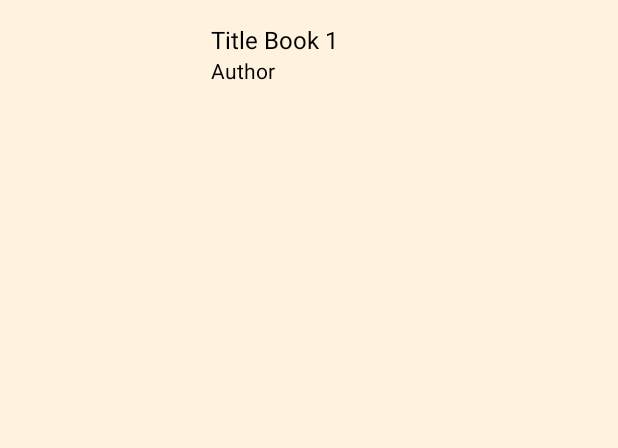
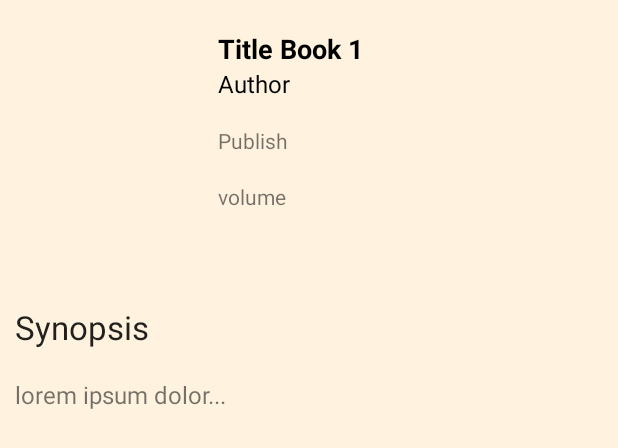
Before and after one commit to francisceioseph/BookBoard, an Android app: the layout info_book.xml on its own in the app's theme, with its tools: preview values and no code run, on a phone screen of 412 x 824 dp. Shown: the top 448 px of the screen. Run offline under Robolectric (Android 15) with nearby library versions, the phone set to English and light mode, and no system bars.

Commit message:
Inserção de outros textviews na tela. :D

```diff
--- a/app/src/main/java/br/edu/ifce/engcomp/psi/bookboard/InfoBookActivity.java
+++ b/app/src/main/java/br/edu/ifce/engcomp/psi/bookboard/InfoBookActivity.java
@@ -15,20 +15,23 @@ import br.edu.ifce.engcomp.psi.model.Book;
  * Created by FAMÍLIA on 01/04/2015.
  */
 public class InfoBookActivity extends Activity {
-
-
     private String titleBook,author;
     private Bitmap bitmap;
-    TextView titleTextView,authorTextView;
+    TextView titleTextView,authorTextView, publisherTextView, volumeTextView, synopsysTextView;
     ImageView folderImageView;
 
     @Override
     protected void onCreate(Bundle saveInstanceBundle) {
         super.onCreate(saveInstanceBundle);
         setContentView(R.layout.info_book);
-        titleTextView = (TextView)findViewById(R.id.infoTextView1);
-        authorTextView = (TextView)findViewById(R.id.infoTextView2);
-        folderImageView = (ImageView)findViewById(R.id.infoImageView1);
+
+        titleTextView       = (TextView) findViewById(R.id.infoTextView1);
+        authorTextView      = (TextView) findViewById(R.id.infoTextView2);
+        publisherTextView   = (TextView) findViewById(R.id.publish);
+        volumeTextView      = (TextView) findViewById(R.id.volume);
+        synopsysTextView    = (TextView) findViewById(R.id.synopsisText);
+
+        folderImageView     = (ImageView)findViewById(R.id.infoImageView1);
 
         Intent currentIntent = getIntent();
         Bundle extras = currentIntent.getExtras();
@@ -38,6 +41,9 @@ public class InfoBookActivity extends Activity {
 
             titleTextView.setText(book.getTitle());
             authorTextView.setText(book.getTitle());
+            publisherTextView.setText(book.getPublisher());
+            volumeTextView.setText(String.format("Volume: %d", book.getVolume()));
+            synopsysTextView.setText(" ");
 
             Bitmap bitmap = BitmapFactory.decodeByteArray(book.getImage(), 0, book.getImage().length);
             folderImageView.setImageBitmap(bitmap);
--- a/app/src/main/res/layout/info_book.xml
+++ b/app/src/main/res/layout/info_book.xml
@@ -3,7 +3,7 @@
     android:layout_width="match_parent"
     android:layout_height="match_parent"
     android:background="#fff3e0"
-    android:padding="5dp"
+    android:padding="10dp"
     android:id="@+id/infoBook">
 
     <ImageView
@@ -17,12 +17,15 @@
         android:id="@+id/infoTextView1"
         android:layout_width="wrap_content"
         android:layout_height="wrap_content"
+        android:textAppearance="?android:attr/textAppearanceLarge"
         android:layout_marginLeft="23dp"
         android:layout_marginTop="10dp"
         android:layout_toRightOf="@+id/infoImageView1"
         android:text="Title Book 1"
-        android:textSize="16sp"
-        android:textColor="#000000" />
+        android:textSize="18dp"
+        android:textColor="#000000"
+        android:elegantTextHeight="false"
+        android:textStyle="bold" />
 
     <TextView
         android:id="@+id/infoTextView2"
@@ -31,6 +34,46 @@
         android:text="Author"
         android:layout_below="@+id/infoTextView1"
         android:layout_alignStart="@+id/infoTextView1"
-        android:textColor="#000000" />
+        android:textColor="#000000"
+        android:textSize="16dp" />
+
+    <TextView
+        android:layout_width="wrap_content"
+        android:layout_height="wrap_content"
+        android:text="Publish"
+        android:id="@+id/publish"
+        android:layout_marginTop="17dp"
+        android:layout_below="@+id/infoTextView2"
+        android:layout_alignStart="@+id/infoTextView2" />
+
+    <TextView
+        android:layout_width="wrap_content"
+        android:layout_height="wrap_content"
+        android:text="volume"
+        android:id="@+id/volume"
+        android:layout_below="@+id/publish"
+        android:layout_alignStart="@+id/publish"
+        android:layout_marginTop="18dp" />
+
+    <TextView
+        android:layout_width="wrap_content"
+        android:layout_height="wrap_content"
+        android:textAppearance="?android:attr/textAppearanceLarge"
+        android:text="Synopsis"
+        android:id="@+id/textView"
+        android:layout_below="@+id/infoImageView1"
+        android:layout_alignParentStart="true"
+        android:layout_marginTop="25dp" />
+
+    <TextView
+        android:layout_width="wrap_content"
+        android:layout_height="wrap_content"
+        android:text="lorem ipsum dolor..."
+        android:id="@+id/synopsisText"
+        android:layout_below="@+id/textView"
+        android:layout_alignStart="@+id/textView"
+        android:layout_marginTop="19dp"
+        android:textSize="16dp" />
+
 
 </RelativeLayout>
```
